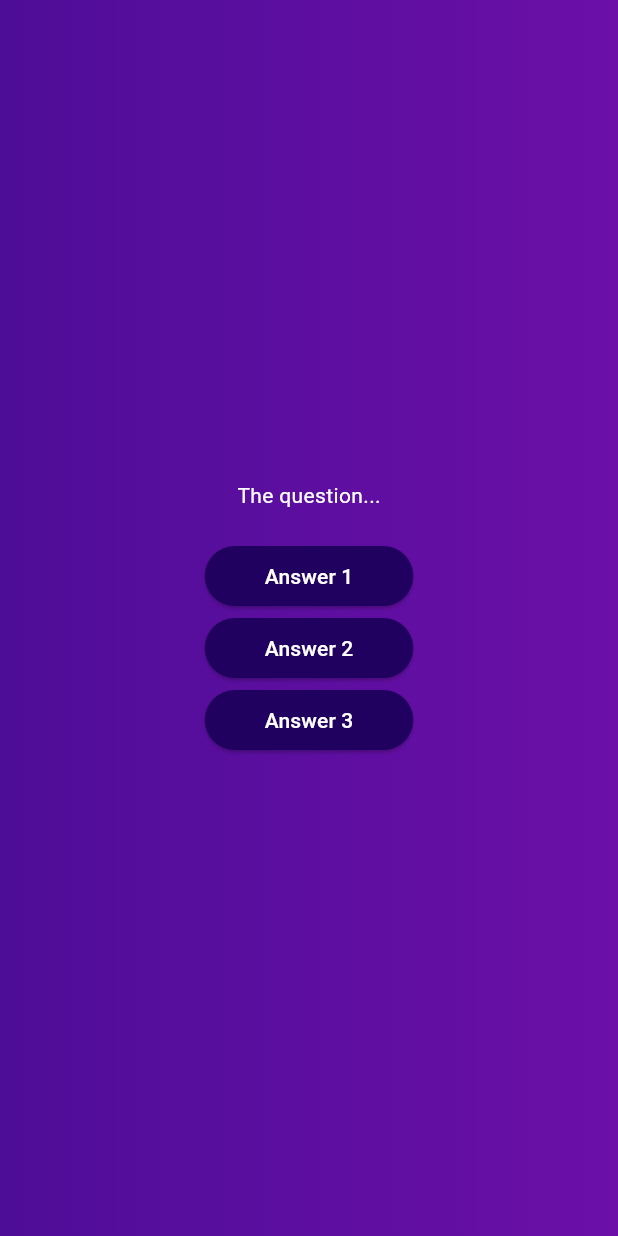
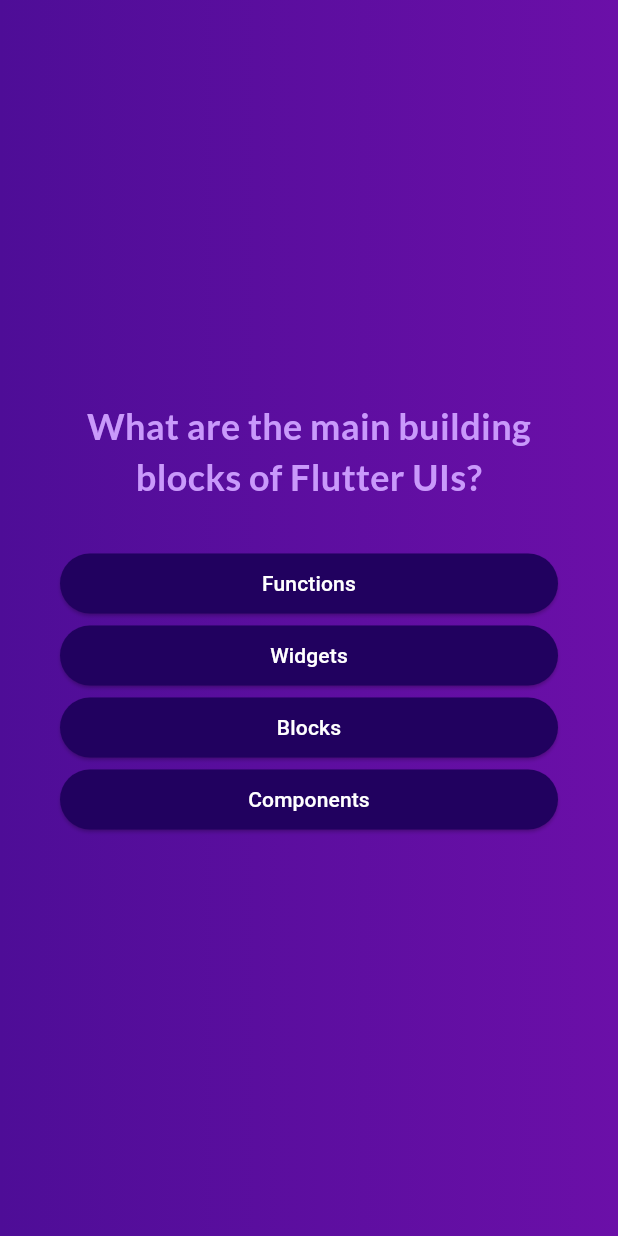
Before and after one commit to anjiri1684/quiz_app_flutter, a Flutter app: the screen it shows after launch, after a tap on "Start Quiz", on a phone screen of 412 x 824 dp. Run offline on Flutter 3.47's test engine with Material 3 defaults, Android fonts, the phone set to English and light mode, and no system bars; our stand-ins replace google_fonts.

Commit message:
"Updated AnswerButton widget, QuizQuestion model, and QuestionsScreen; added Google Fonts and Path Provider dependencies; modified StartScreen and GeneratedPluginRegistrant."

```diff
--- a/lib/answer_button.dart
+++ b/lib/answer_button.dart
@@ -22,7 +22,10 @@ class AnswerButton extends StatelessWidget {
         ),
       ),
       onPressed: onTap,
-      child: Text(answerText),
+      child: Text(
+        answerText,
+        textAlign: TextAlign.center,
+      ),
     );
   }
 }
--- a/lib/models/quiz_question.dart
+++ b/lib/models/quiz_question.dart
@@ -1,6 +1,12 @@
 class QuizQuestion {
-  const QuizQuestion(this.text, this.answer);
+  const QuizQuestion(this.text, this.answers);
 
   final String text;
-  final List<String> answer;
+  final List<String> answers;
+
+  List<String> getShuffleAnswers() {
+    final shuffledList = List.of(answers);
+    shuffledList.shuffle();
+    return shuffledList;
+  }
 }
--- a/lib/questions_screen.dart
+++ b/lib/questions_screen.dart
@@ -1,5 +1,7 @@
 import 'package:flutter/material.dart';
 import 'package:quiz_app_flutter/answer_button.dart';
+import 'package:quiz_app_flutter/data/questions.dart';
+import 'package:google_fonts/google_fonts.dart';
 
 class QuestionsScreen extends StatefulWidget {
   const QuestionsScreen({super.key});
@@ -10,31 +12,43 @@ class QuestionsScreen extends StatefulWidget {
 }
 
 class _QuestionsScreenState extends State<QuestionsScreen> {
+  var currentQuestionIndex = 0;
+
+  void answerQuestion() {
+    setState(() {
+      currentQuestionIndex++;
+    });
+  }
+
   @override
-  Widget build(context) {
+  Widget build(BuildContext context) {
+    final currentQuestion = questions[currentQuestionIndex];
+    final answers = currentQuestion.getShuffleAnswers();
+    answers.shuffle();
+
     return SizedBox(
       width: double.infinity,
+      child: Container(
+        margin: const EdgeInsets.all(40),
         child: Column(
           mainAxisAlignment: MainAxisAlignment.center,
+          crossAxisAlignment: CrossAxisAlignment.stretch,
           children: [
-          const Text(
-            'The question...',
-            style: TextStyle(color: Colors.white),
+            Text(
+              currentQuestion.text,
+              style: GoogleFonts.lato(
+                color: const Color.fromARGB(255, 201, 153, 251),
+                fontSize: 24,
+                fontWeight: FontWeight.bold,
               ),
-          const SizedBox(height: 20),
-          AnswerButton(
-            onTap: () {},
-            answerText: 'Answer 1',
+              textAlign: TextAlign.center,
             ),
-          AnswerButton(
-            onTap: () {},
-            answerText: 'Answer 2',
+            const SizedBox(height: 30),
+            ...answers.map((answer) {
+              return AnswerButton(answerText: answer, onTap: answerQuestion);
+            })
+          ],
         ),
-          AnswerButton(
-            onTap: () {},
-            answerText: 'Answer 3',
-          ),
-        ],
       ),
     );
   }
--- a/lib/start_screen.dart
+++ b/lib/start_screen.dart
@@ -1,5 +1,6 @@
 import 'package:flutter/material.dart';
 import 'package:flutter/widgets.dart';
+import 'package:google_fonts/google_fonts.dart';
 
 class StartScreen extends StatelessWidget {
   const StartScreen(
@@ -28,11 +29,12 @@ class StartScreen extends StatelessWidget {
           //   ),
           // ),
           const SizedBox(height: 40),
-          const Text(
+          Text(
             'Learn Flutter the fun way!',
-            style: TextStyle(
-              color: Color.fromARGB(255, 237, 223, 252),
+            style: GoogleFonts.lato(
+              color: const Color.fromARGB(255, 201, 153, 251),
               fontSize: 24,
+              fontWeight: FontWeight.bold,
             ),
           ),
           const SizedBox(height: 30),
--- a/pubspec.yaml
+++ b/pubspec.yaml
@@ -34,6 +34,7 @@ dependencies:
   # The following adds the Cupertino Icons font to your application.
   # Use with the CupertinoIcons class for iOS style icons.
   cupertino_icons: ^1.0.8
+  google_fonts: ^6.2.1
 
 dev_dependencies:
   flutter_test:
```
Also changed, not shown: pubspec.lock, 1 other file. Lines whose indentation alone changed are shown as unchanged.
